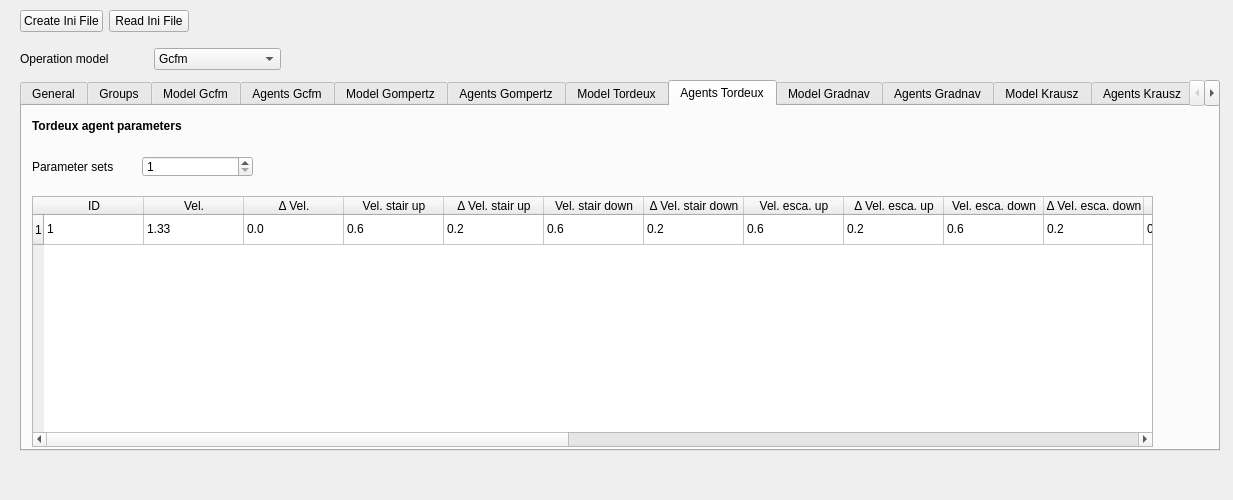
Above: forms/inifilewidget.ui from JuPedSim/jpseditor before the change. Below: the same form after it.
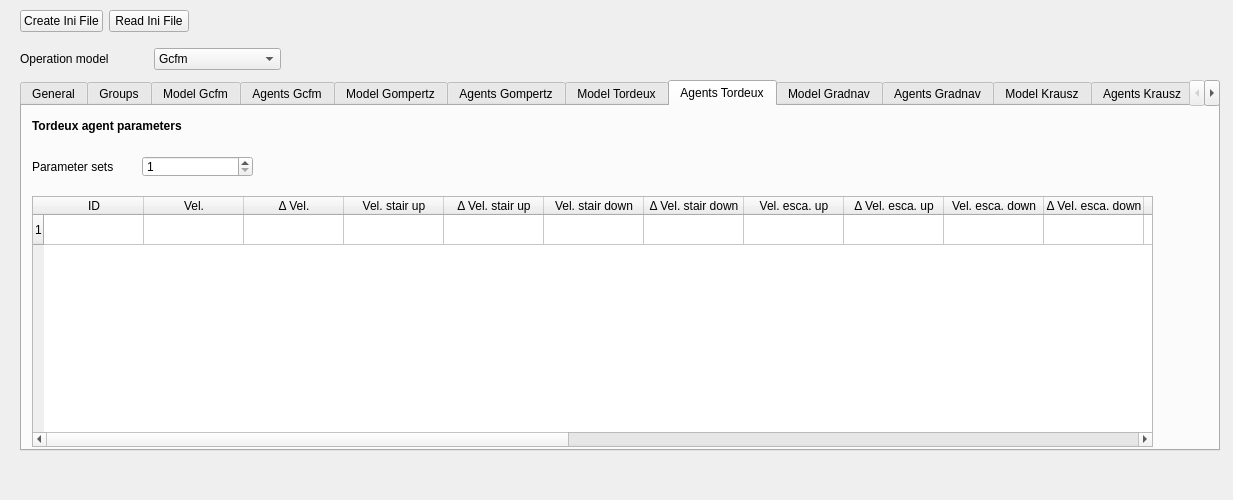
That is the form after the change. The open tabs and pages were chosen to show the change.

Commit message: #134 Update ini file reader

The edit to the form file:
```diff
--- a/forms/inifilewidget.ui
+++ b/forms/inifilewidget.ui
@@ -2307,121 +2307,6 @@
        <string>Δ T</string>
       </property>
      </column>
-     <item row="0" column="0">
-      <property name="text">
-       <string>1</string>
-      </property>
-     </item>
-     <item row="0" column="1">
-      <property name="text">
-       <string>1.33</string>
-      </property>
-     </item>
-     <item row="0" column="2">
-      <property name="text">
-       <string>0.0</string>
-      </property>
-     </item>
-     <item row="0" column="3">
-      <property name="text">
-       <string>0.6</string>
-      </property>
-     </item>
-     <item row="0" column="4">
-      <property name="text">
-       <string>0.2</string>
-      </property>
-     </item>
-     <item row="0" column="5">
-      <property name="text">
-       <string>0.6</string>
-      </property>
-     </item>
-     <item row="0" column="6">
-      <property name="text">
-       <string>0.2</string>
-      </property>
-     </item>
-     <item row="0" column="7">
-      <property name="text">
-       <string>0.6</string>
-      </property>
-     </item>
-     <item row="0" column="8">
-      <property name="text">
-       <string>0.2</string>
-      </property>
-     </item>
-     <item row="0" column="9">
-      <property name="text">
-       <string>0.6</string>
-      </property>
-     </item>
-     <item row="0" column="10">
-      <property name="text">
-       <string>0.2</string>
-      </property>
-     </item>
-     <item row="0" column="11">
-      <property name="text">
-       <string>0.15</string>
-      </property>
-     </item>
-     <item row="0" column="12">
-      <property name="text">
-       <string>0.001</string>
-      </property>
-     </item>
-     <item row="0" column="13">
-      <property name="text">
-       <string>0.15</string>
-      </property>
-     </item>
-     <item row="0" column="14">
-      <property name="text">
-       <string>0.001</string>
-      </property>
-     </item>
-     <item row="0" column="15">
-      <property name="text">
-       <string>0.15</string>
-      </property>
-     </item>
-     <item row="0" column="16">
-      <property name="text">
-       <string>0.001</string>
-      </property>
-     </item>
-     <item row="0" column="17">
-      <property name="text">
-       <string>0.5</string>
-      </property>
-     </item>
-     <item row="0" column="18">
-      <property name="text">
-       <string>0.001</string>
-      </property>
-     </item>
-     <item row="0" column="19">
-      <property name="text">
-       <string>0.0</string>
-      </property>
-     </item>
-     <item row="0" column="20">
-      <property name="text">
-       <string>0.0</string>
-      </property>
-     </item>
-     <item row="0" column="21">
-      <property name="text">
-       <string>1.0</string>
-      </property>
-     </item>
-     <item row="0" column="22">
-      <property name="text">
-       <string>0.001</string>
-      </property>
-     </item>
     </widget>
    </widget>
    <widget class="QWidget" name="tab_model_gradnav">
```
Left out of the diff: 2 changed lines with no effect on the pictures. The commit also changes 2 other files.
